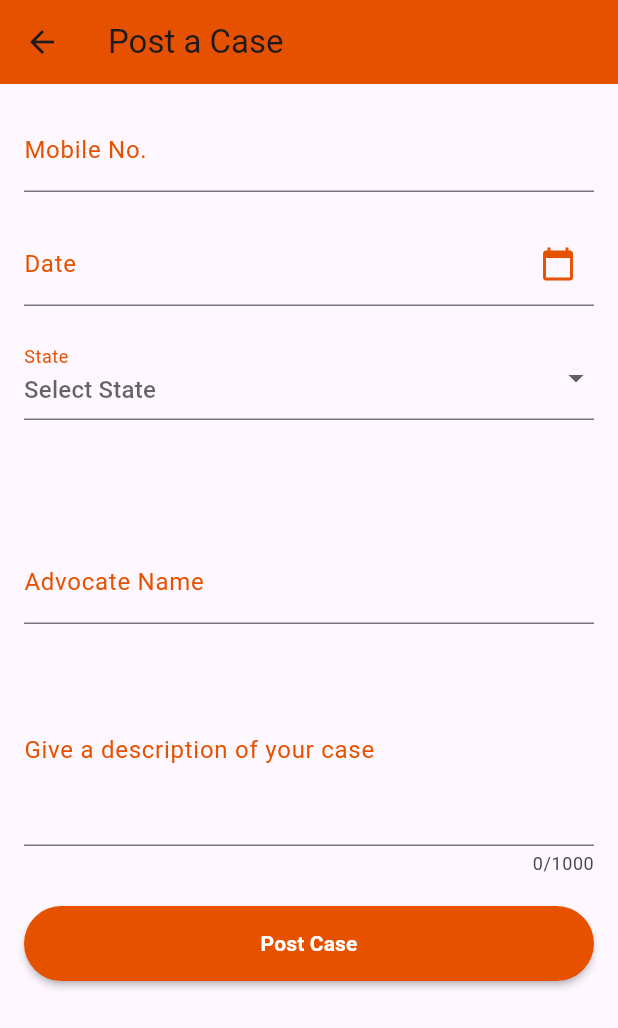
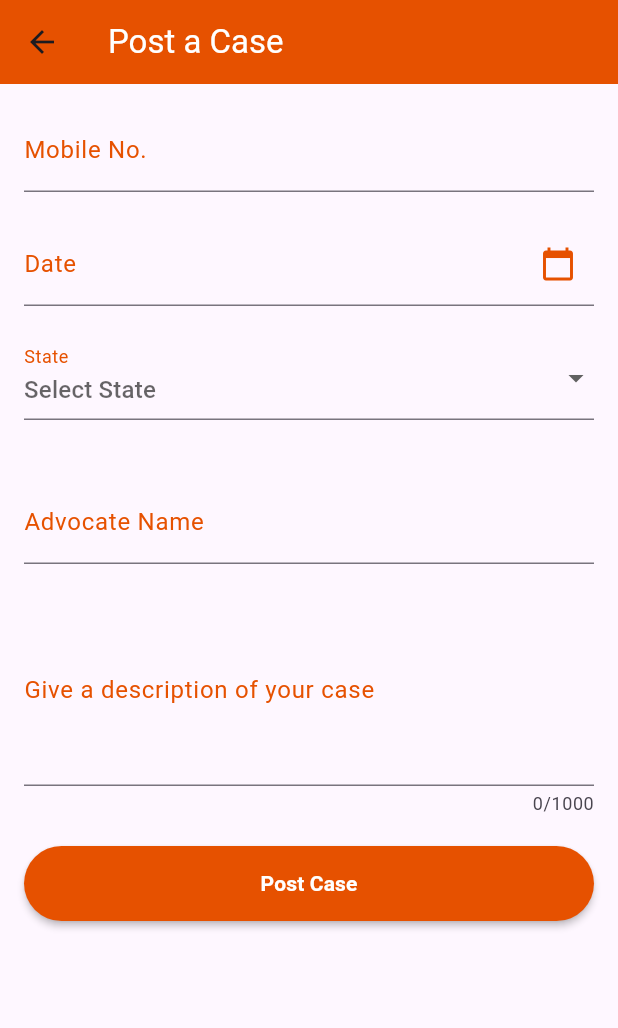
Before and after one commit to aswinthulasir/flutter_private, a Flutter app: the PostCasePage screen opened directly, on a phone screen of 412 x 824 dp. Shown: the top 1028 px of the screen. Run offline on Flutter 3.47's test engine with Material 3 defaults, Android fonts, the light colour scheme and no system bars; our stand-ins replace cloud_firestore, firebase_auth, firebase_core, signals, sqflite, table_calendar; accounts and stored records are empty; generated files the repository leaves out were written again; network calls fail.

Commit message:
added sql files

```diff
--- a/lib/screens/postcase_screen.dart
+++ b/lib/screens/postcase_screen.dart
@@ -1,3 +1,4 @@
+import 'package:court_project/configs/local_database.dart';
 import 'package:flutter/material.dart';
 import 'package:intl/intl.dart';
 
@@ -10,44 +11,28 @@ class PostCasePage extends StatefulWidget {
 
 class PostCasePageState extends State<PostCasePage> {
   final _formKey = GlobalKey<FormState>();
+  final _dateController = TextEditingController();
   final _mobileController = TextEditingController();
-  final _dateController = TextEditingController();
   final _advocateNameController = TextEditingController();
   final _descriptionController = TextEditingController();
 
   String? _selectedState;
-  String? _selectedDistrict;
-  String? _selectedCourtComplex;
-  String? _selectedCourt;
-
-  final Map<String, List<String>> _stateDistrictMap = {
-    "State1": ["District1", "District2"],
-    "State2": ["District3", "District4"],
-    // Add all states or ill share db
-  };
-
-  final Map<String, List<String>> _districtCourtComplexMap = {
-    "District1": ["Complex1", "Complex2"],
-    "District2": ["Complex3", "Complex4"],
-    // Add all districts or use db
-  };
-
-  final Map<String, List<String>> _courtComplexCourtMap = {
-    "Complex1": ["Court1", "Court2"],
-    "Complex2": ["Court3", "Court4"],
-    // Add all court complexes. ill share db of it
-  };
 
   @override
   Widget build(BuildContext context) {
     return Scaffold(
       appBar: AppBar(
-        title: Text("Post a Case"),
+        title: const Text(
+          "Post a Case",
+          style: TextStyle(
+            color: Colors.white,
+          ),
+        ),
         backgroundColor: Colors.orange.shade900,
       ),
       body: SingleChildScrollView(
         child: Padding(
-          padding: EdgeInsets.all(16.0),
+          padding: const EdgeInsets.all(16.0),
           child: Form(
             key: _formKey,
             child: Column(
@@ -70,7 +55,7 @@ class PostCasePageState extends State<PostCasePage> {
                     return null;
                   },
                 ),
-                SizedBox(height: 20),
+                const SizedBox(height: 20),
                 TextFormField(
                   controller: _dateController,
                   decoration: InputDecoration(
@@ -99,9 +84,9 @@ class PostCasePageState extends State<PostCasePage> {
                     }
                   },
                 ),
-                SizedBox(height: 20),
+                const SizedBox(height: 20),
                 DropdownButtonFormField<String>(
-                  hint: Text("Select State"),
+                  hint: const Text("Select State"),
                   value: _selectedState,
                   decoration: InputDecoration(
                     labelText: "State",
@@ -110,101 +95,16 @@ class PostCasePageState extends State<PostCasePage> {
                       borderSide: BorderSide(color: Colors.orange.shade900),
                     ),
                   ),
-                  onChanged: (newValue) {
+                  onChanged: (newValue) async {
+                    print(await LocalDatabase().getKeralaCourtComplexes());
                     setState(() {
                       _selectedState = newValue;
-                      _selectedDistrict = null;
-                      _selectedCourtComplex = null;
-                      _selectedCourt = null;
                     });
                   },
-                  items: _stateDistrictMap.keys
-                      .map<DropdownMenuItem<String>>((String value) {
-                    return DropdownMenuItem<String>(
-                      value: value,
-                      child: Text(value),
-                    );
-                  }).toList(),
+                  items: [DropdownMenuItem(child: Text("Kerala"), value: "KL")],
                 ),
-                SizedBox(height: 20),
-                if (_selectedState != null)
-                  DropdownButtonFormField<String>(
-                    hint: Text("Select District"),
-                    value: _selectedDistrict,
-                    decoration: InputDecoration(
-                      labelText: "District",
-                      labelStyle: TextStyle(color: Colors.orange.shade900),
-                      focusedBorder: UnderlineInputBorder(
-                        borderSide: BorderSide(color: Colors.orange.shade900),
-                      ),
-                    ),
-                    onChanged: (newValue) {
-                      setState(() {
-                        _selectedDistrict = newValue;
-                        _selectedCourtComplex = null;
-                        _selectedCourt = null;
-                      });
-                    },
-                    items: _stateDistrictMap[_selectedState]!
-                        .map<DropdownMenuItem<String>>((String value) {
-                      return DropdownMenuItem<String>(
-                        value: value,
-                        child: Text(value),
-                      );
-                    }).toList(),
-                  ),
-                SizedBox(height: 20),
-                if (_selectedDistrict != null)
-                  DropdownButtonFormField<String>(
-                    hint: Text("Select Court Complex"),
-                    value: _selectedCourtComplex,
-                    decoration: InputDecoration(
-                      labelText: "Court Complex",
-                      labelStyle: TextStyle(color: Colors.orange.shade900),
-                      focusedBorder: UnderlineInputBorder(
-                        borderSide: BorderSide(color: Colors.orange.shade900),
-                      ),
-                    ),
-                    onChanged: (newValue) {
-                      setState(() {
-                        _selectedCourtComplex = newValue;
-                        _selectedCourt = null;
-                      });
-                    },
-                    items: _districtCourtComplexMap[_selectedDistrict]!
-                        .map<DropdownMenuItem<String>>((String value) {
-                      return DropdownMenuItem<String>(
-                        value: value,
-                        child: Text(value),
-                      );
-                    }).toList(),
-                  ),
-                SizedBox(height: 20),
-                if (_selectedCourtComplex != null)
-                  DropdownButtonFormField<String>(
-                    hint: Text("Select Court"),
-                    value: _selectedCourt,
-                    decoration: InputDecoration(
-                      labelText: "Court",
-                      labelStyle: TextStyle(color: Colors.orange.shade900),
-                      focusedBorder: UnderlineInputBorder(
-                        borderSide: BorderSide(color: Colors.orange.shade900),
-                      ),
-                    ),
-                    onChanged: (newValue) {
-                      setState(() {
-                        _selectedCourt = newValue;
-                      });
-                    },
-                    items: _courtComplexCourtMap[_selectedCourtComplex]!
-                        .map<DropdownMenuItem<String>>((String value) {
-                      return DropdownMenuItem<String>(
-                        value: value,
-                        child: Text(value),
-                      );
-                    }).toList(),
-                  ),
-                SizedBox(height: 20),
+                const SizedBox(height: 20),
+                const SizedBox(height: 20),
                 TextFormField(
                   controller: _advocateNameController,
                   decoration: InputDecoration(
--- a/pubspec.yaml
+++ b/pubspec.yaml
@@ -42,6 +42,8 @@ dependencies:
   change_app_package_name: ^1.3.0
   signals: ^5.2.2
   cloud_firestore: ^5.2.1
+  sqflite: ^2.3.3+1
+  path: ^1.9.0
 
 dev_dependencies:
   flutter_test:
```
Also changed, not shown: lib/configs/local_database.dart (added, +47 -0 lines), lib/main.dart (+3 -5 lines), lib/models/court_complexes.dart (added, +16 -0 lines), pubspec.lock, 2 other files.
